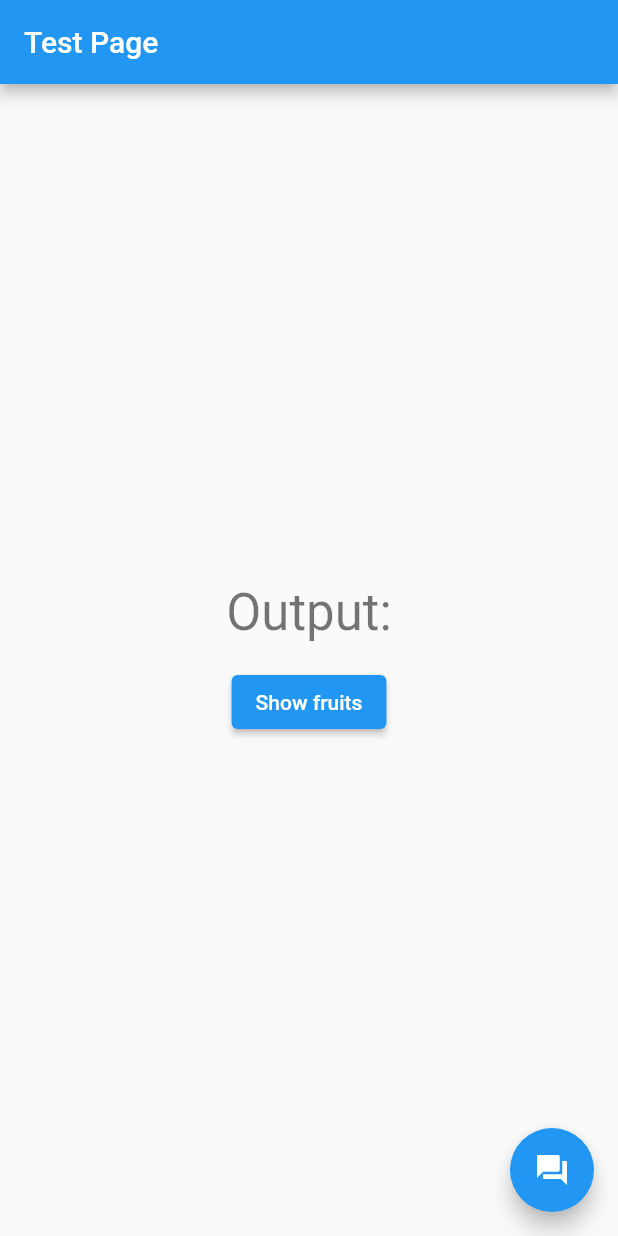
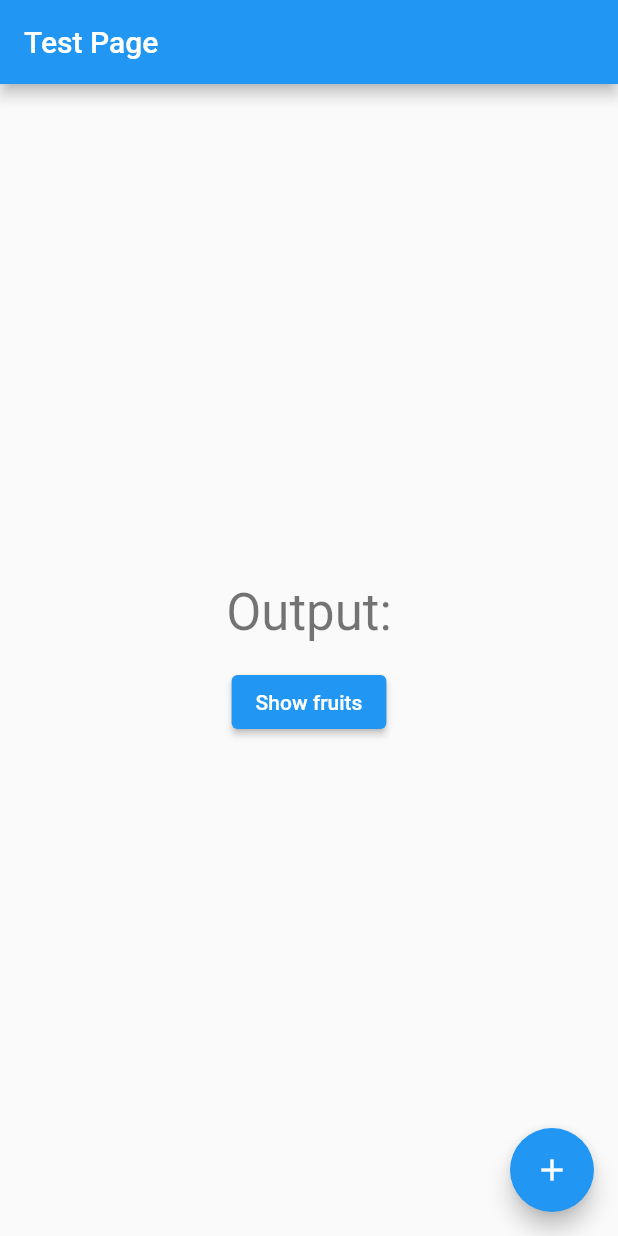
Before and after one commit to ddfreiling/flutter_test, a Flutter app: the screen it shows after launch, on a phone screen of 412 x 824 dp. Run offline on Flutter 3.47's test engine with Material 2 defaults, Android fonts, the phone set to English and light mode, and no system bars.

Commit message:
add questions

```diff
--- a/lib/main.dart
+++ b/lib/main.dart
@@ -1,5 +1,18 @@
 import 'dart:math';
 import 'package:flutter/material.dart';
+
+/**
+ * Spørgsmål:
+ *
+ * 1. Beskriv denne lille Flutter app på en overordnet måde. Hvad består den af?
+ * 2. Hvad sker der når brugeren trykker på den "floating action button" ?
+ * 3. Hvad sker der når brugeren trykker på knappen placeret midt på skærmen ?
+ *    - Beskriv Fruit typen.
+ *    - Beskriv hvordan frugterne filtreres og mappes før de præsenteres.
+ *    - Hvordan kunne koden til dette forbedres?
+ * 4. Forskel på StatelessWidget og StatefulWidget
+ * 5. Betyder det noget om en metode starter med underscore fx. _metodeNavn ?
+ */
 
 class Fruit {
   final String name;
@@ -41,10 +54,10 @@ class _TestPageState extends State<TestPage> {
   final int b;
   List<Fruit> _fruits = [
     Fruit("apple", 4.0, Colors.green, ripe: false),
-    Fruit("grape", 1.0, Colors.green, ripe: true),
+    Fruit("grape", 2.0, Colors.green, ripe: true),
     Fruit("watermelon", 10.0, Colors.green),
     Fruit("tomato", 4.0, Colors.red, ripe: true),
-    Fruit("orange", 4.0, Colors.orange, ripe: true),
+    Fruit("orange", 5.0, Colors.orange, ripe: true),
   ];
   String _output = "";
 
@@ -84,12 +97,11 @@ class _TestPageState extends State<TestPage> {
       ),
       floatingActionButton: FloatingActionButton(
         onPressed: () {
-          int a = 1;
-          int b = 5;
-          int res = a + b;
-          showResult(res);
+          int a = 2;
+          int b = 20;
+          showResult(a + b);
         },
-        child: Icon(Icons.question_answer),
+        child: Icon(Icons.add),
       ),
     );
   }
```
